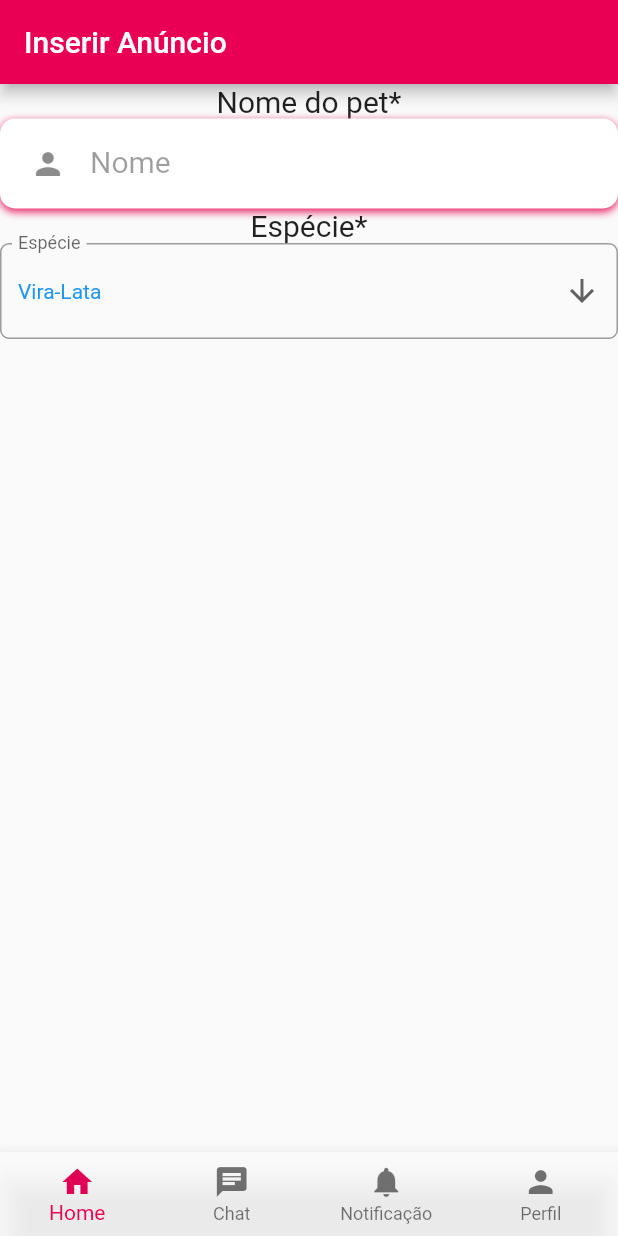
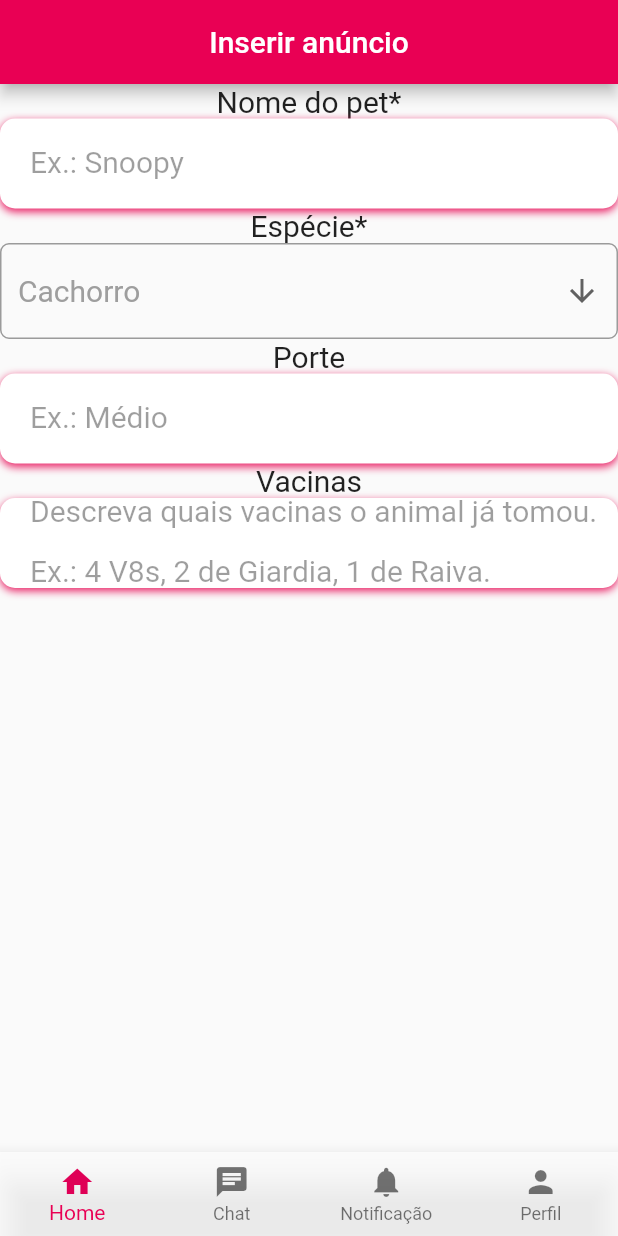
Before and after one commit to vitorekr/UnBArqDsw2022-2-2022.2_G4_IdotPet_Frontend, a Flutter app: the screen it shows after launch, on a phone screen of 412 x 824 dp. Run offline on Flutter 3.47's test engine with Material 2 defaults, Android fonts, the phone set to English and light mode, and no system bars; our stand-ins replace dio, get; accounts and stored records are empty.

Commit message:
Adicionando Porte e Vacinas
Co-Authored-By: Luan Cavalcante <67024690+Luan-Cavalcante@users.noreply.github.com>
Co-Authored-By: vitorekr <56610229+vitorekr@users.noreply.github.com>
Co-Authored-By: Nícolas Roberto <66215835+Nicolas-Roberto@users.noreply.github.com>

```diff
--- a/lib/modules/home/ui/cadastrar_pet.dart
+++ b/lib/modules/home/ui/cadastrar_pet.dart
@@ -34,12 +34,101 @@ Widget buildName(){
                   decoration: InputDecoration(
                     contentPadding: EdgeInsets.only(top:14),
                     border: InputBorder.none,
-                    icon: Icon(Icons.person),
-                    labelText: 'Nome',
+                    labelText: 'Ex.: Snoopy',
+                    floatingLabelBehavior: FloatingLabelBehavior.never,
                     labelStyle: TextStyle(
                     color: Colors.black38,
                     fontWeight: FontWeight.w400,
                     fontSize: 20,
+                  ),
+                ),
+           ),
+        ),
+    ],
+  );
+}
+
+Widget buildSize(){
+  return Column(
+    children: <Widget>[
+      Container(
+            alignment: Alignment.center,
+            padding: const EdgeInsets.only(
+                left: 20,
+              ),
+            decoration: BoxDecoration(
+              color: Colors.white,
+              borderRadius: BorderRadius.circular(10),
+              // ignore: prefer_const_literals_to_create_immutables
+              boxShadow: [
+                const BoxShadow(
+                  color: Colors.pink,
+                  blurRadius: 4,
+                  offset: Offset(0,2),
+                )
+              ]
+            ),
+            height: 60,
+            child: const TextField(
+                  keyboardType: TextInputType.emailAddress, // E ESSE EMAILADRESS PRA TODO LADO?
+                  style: TextStyle(
+                    color: Colors.black38,
+                  ),
+                  decoration: InputDecoration(
+                    contentPadding: EdgeInsets.only(top:14),
+                    border: InputBorder.none,
+                    labelText: 'Ex.: Médio',
+                    floatingLabelBehavior: FloatingLabelBehavior.never,
+                    labelStyle: TextStyle(
+                    color: Colors.black38,
+                    fontWeight: FontWeight.w400,
+                    fontSize: 20,
+                  ),
+                ),
+           ),
+        ),
+    ],
+  );
+}
+
+Widget buildVaccines(){
+  return Column(
+    children: <Widget>[
+      Container(
+            alignment: Alignment.center,
+            padding: const EdgeInsets.only(
+                left: 20,
+              ),
+            decoration: BoxDecoration(
+              color: Colors.white,
+              borderRadius: BorderRadius.circular(10),
+              // ignore: prefer_const_literals_to_create_immutables
+              boxShadow: [
+                const BoxShadow(
+                  color: Colors.pink,
+                  blurRadius: 4,
+                  offset: Offset(0,2),
+                )
+              ]
+            ),
+            height: 60,
+            child: const TextField(
+                  keyboardType: TextInputType.emailAddress,
+                  style: TextStyle(
+                    color: Colors.black38,
+                  ),
+                  maxLines: 5,
+                  minLines: 1,
+                  decoration: InputDecoration(
+                    contentPadding: EdgeInsets.only(top:30),
+                    border: InputBorder.none,
+                    labelText: 'Descreva quais vacinas o animal já tomou. \n\nEx.: 4 V8s, 2 de Giardia, 1 de Raiva.',
+                    floatingLabelBehavior: FloatingLabelBehavior.never,
+                    labelStyle: TextStyle(
+                    color: Colors.black38,
+                    fontWeight: FontWeight.w400,
+                    fontSize: 20,
+
                   ),
                 ),
            ),
@@ -58,24 +147,41 @@ class CadastrarPet extends StatelessWidget {
     return Scaffold(
       appBar: AppBar(
         backgroundColor: const Color.fromRGBO(233, 0, 84, 1),
-        title: const Text('Inserir Anúncio')
+        title: const Text('Inserir anúncio'),
+        centerTitle: true,
       ),
       body: Column(children:[
           const Text('Nome do pet*',
+            textAlign: TextAlign.left,
             style: TextStyle(
               fontSize: 20,
             ),
-            textAlign: TextAlign.left,
           ),
           buildName(),
+
           const Text('Espécie*',
+            textAlign: TextAlign.left,
             style: TextStyle(
               fontSize: 20,
             ),
+          ),
+          const DropdownButtonEspecie(),
+
+          const Text('Porte',
             textAlign: TextAlign.left,
+            style: TextStyle(
+              fontSize: 20,
+            ),
           ),
+          buildSize(),
 
-          const DropdownButtonExample(),
+          const Text('Vacinas',
+            textAlign: TextAlign.left,
+            style: TextStyle(
+              fontSize: 20,
+            ),
+          ),
+          buildVaccines(),
         ]
       ),
 
--- a/lib/modules/home/ui/caixa_selecao.dart
+++ b/lib/modules/home/ui/caixa_selecao.dart
@@ -1,6 +1,6 @@
 import 'package:flutter/material.dart';
 
-const List<String> list = <String>['Vira-Lata','Dog-Alemão','Bulldog','Vai se arrombar'];
+const List<String> list = <String>['Cachorro', 'Cavalo', 'Coelho', 'Gato', 'Jumento', 'Passáro', 'Porco', 'Rato'];
 
 class DropdownButtonApp extends StatelessWidget {
   const DropdownButtonApp({super.key});
@@ -11,21 +11,21 @@ class DropdownButtonApp extends StatelessWidget {
       home: Scaffold(
         appBar: AppBar(title: const Text('DropdownButton Sample')),
         body: const Center(
-          child: DropdownButtonExample(),
+          child: DropdownButtonEspecie(),
         ),
       ),
     );
   }
 }
 
-class DropdownButtonExample extends StatefulWidget {
-  const DropdownButtonExample({super.key});
+class DropdownButtonEspecie extends StatefulWidget {
+  const DropdownButtonEspecie({super.key});
 
   @override
-  State<DropdownButtonExample> createState() => _DropdownButtonExampleState();
+  State<DropdownButtonEspecie> createState() => _DropdownButtonEspecieState();
 }
 
-class _DropdownButtonExampleState extends State<DropdownButtonExample> {
+class _DropdownButtonEspecieState extends State<DropdownButtonEspecie> {
   String dropdownValue = list.first;
 
   @override
@@ -35,12 +35,14 @@ class _DropdownButtonExampleState extends State<DropdownButtonExample> {
       icon: const Icon(Icons.arrow_downward),
       elevation: 16,
       decoration: InputDecoration(
-        label: const Text('Espécie'),
         border: OutlineInputBorder(
-          borderRadius: BorderRadius.circular(6)
+          borderRadius: BorderRadius.circular(6),
         )
       ),
-      style: const TextStyle(color: Colors.blue),
+      style: const TextStyle(
+        color: Colors.grey,
+        fontSize: 20,
+        ),
       onChanged: (String? value) {
         // This is called when the user selects an item.
         setState(() {
```
